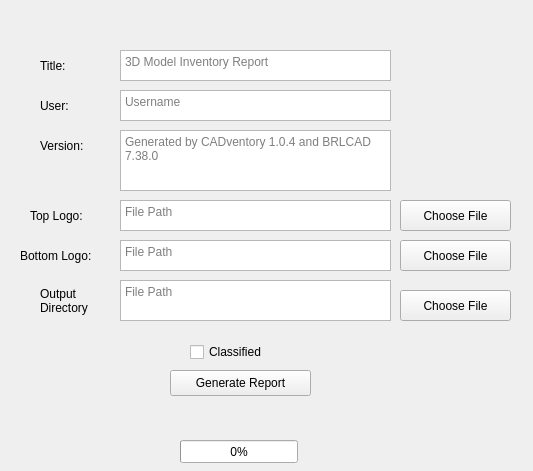
Qt form src/reportgenerationwindow.ui (torfoes/cadventory) before a commit.
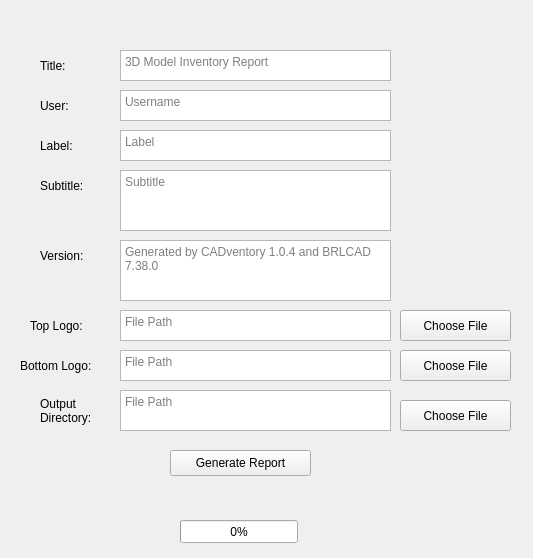
The same form after that commit.

Commit message: ui and functionality for subtitle, classification

```diff
--- a/src/reportgenerationwindow.ui
+++ b/src/reportgenerationwindow.ui
@@ -7,7 +7,7 @@
     <x>0</x>
     <y>0</y>
     <width>533</width>
-    <height>471</height>
+    <height>558</height>
    </rect>
   </property>
   <property name="windowTitle">
@@ -75,7 +75,7 @@
    <property name="geometry">
     <rect>
      <x>400</x>
-     <y>200</y>
+     <y>310</y>
      <width>111</width>
      <height>31</height>
     </rect>
@@ -88,7 +88,7 @@
    <property name="geometry">
     <rect>
      <x>120</x>
-     <y>200</y>
+     <y>310</y>
      <width>271</width>
      <height>31</height>
     </rect>
@@ -104,7 +104,7 @@
    <property name="geometry">
     <rect>
      <x>30</x>
-     <y>200</y>
+     <y>310</y>
      <width>81</width>
      <height>31</height>
     </rect>
@@ -117,7 +117,7 @@
    <property name="geometry">
     <rect>
      <x>120</x>
-     <y>240</y>
+     <y>350</y>
      <width>271</width>
      <height>31</height>
     </rect>
@@ -133,7 +133,7 @@
    <property name="geometry">
     <rect>
      <x>20</x>
-     <y>240</y>
+     <y>350</y>
      <width>101</width>
      <height>31</height>
     </rect>
@@ -146,7 +146,7 @@
    <property name="geometry">
     <rect>
      <x>400</x>
-     <y>240</y>
+     <y>350</y>
      <width>111</width>
      <height>31</height>
     </rect>
@@ -159,7 +159,7 @@
    <property name="geometry">
     <rect>
      <x>120</x>
-     <y>130</y>
+     <y>240</y>
      <width>271</width>
      <height>61</height>
     </rect>
@@ -175,7 +175,7 @@
    <property name="geometry">
     <rect>
      <x>40</x>
-     <y>130</y>
+     <y>240</y>
      <width>81</width>
      <height>31</height>
     </rect>
@@ -188,7 +188,7 @@
    <property name="geometry">
     <rect>
      <x>170</x>
-     <y>370</y>
+     <y>450</y>
      <width>141</width>
      <height>26</height>
     </rect>
@@ -201,7 +201,7 @@
    <property name="geometry">
     <rect>
      <x>400</x>
-     <y>290</y>
+     <y>400</y>
      <width>111</width>
      <height>31</height>
     </rect>
@@ -214,7 +214,7 @@
    <property name="geometry">
     <rect>
      <x>120</x>
-     <y>280</y>
+     <y>390</y>
      <width>271</width>
      <height>41</height>
     </rect>
@@ -230,13 +230,13 @@
    <property name="geometry">
     <rect>
      <x>40</x>
-     <y>280</y>
+     <y>390</y>
      <width>81</width>
      <height>41</height>
     </rect>
    </property>
    <property name="text">
-    <string>Output Directory</string>
+    <string>Output Directory:</string>
    </property>
    <property name="wordWrap">
     <bool>true</bool>
@@ -246,7 +246,7 @@
    <property name="geometry">
     <rect>
      <x>130</x>
-     <y>410</y>
+     <y>490</y>
      <width>231</width>
      <height>18</height>
     </rect>
@@ -259,7 +259,7 @@
    <property name="geometry">
     <rect>
      <x>180</x>
-     <y>440</y>
+     <y>520</y>
      <width>118</width>
      <height>23</height>
     </rect>
@@ -271,17 +271,62 @@
     <bool>true</bool>
    </property>
   </widget>
-  <widget class="QCheckBox" name="classified_CheckBox">
+  <widget class="QTextEdit" name="label_textEdit">
    <property name="geometry">
     <rect>
-     <x>190</x>
-     <y>340</y>
-     <width>92</width>
-     <height>24</height>
+     <x>120</x>
+     <y>130</y>
+     <width>271</width>
+     <height>31</height>
     </rect>
    </property>
+   <property name="autoFillBackground">
+    <bool>false</bool>
+   </property>
+   <property name="placeholderText">
+    <string>Label</string>
+   </property>
+  </widget>
+  <widget class="QLabel" name="label_label">
+   <property name="geometry">
+    <rect>
+     <x>40</x>
+     <y>130</y>
+     <width>81</width>
+     <height>31</height>
+    </rect>
+   </property>
    <property name="text">
-    <string>Classified</string>
+    <string>Label:</string>
+   </property>
+  </widget>
+  <widget class="QTextEdit" name="subtitle_textEdit">
+   <property name="geometry">
+    <rect>
+     <x>120</x>
+     <y>170</y>
+     <width>271</width>
+     <height>61</height>
+    </rect>
+   </property>
+   <property name="autoFillBackground">
+    <bool>false</bool>
+   </property>
+   <property name="placeholderText">
+    <string>Subtitle</string>
+   </property>
+  </widget>
+  <widget class="QLabel" name="subtitle_label">
+   <property name="geometry">
+    <rect>
+     <x>40</x>
+     <y>170</y>
+     <width>81</width>
+     <height>31</height>
+    </rect>
+   </property>
+   <property name="text">
+    <string>Subtitle:</string>
    </property>
   </widget>
  </widget>
```
The commit also changes 6 other files.
